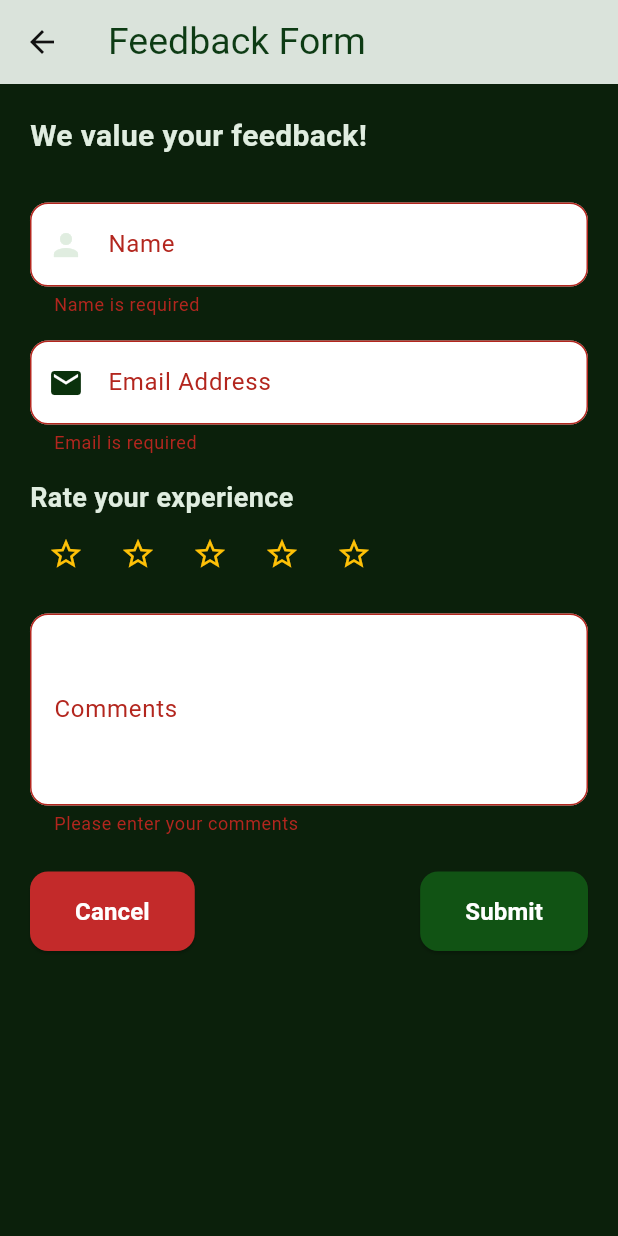
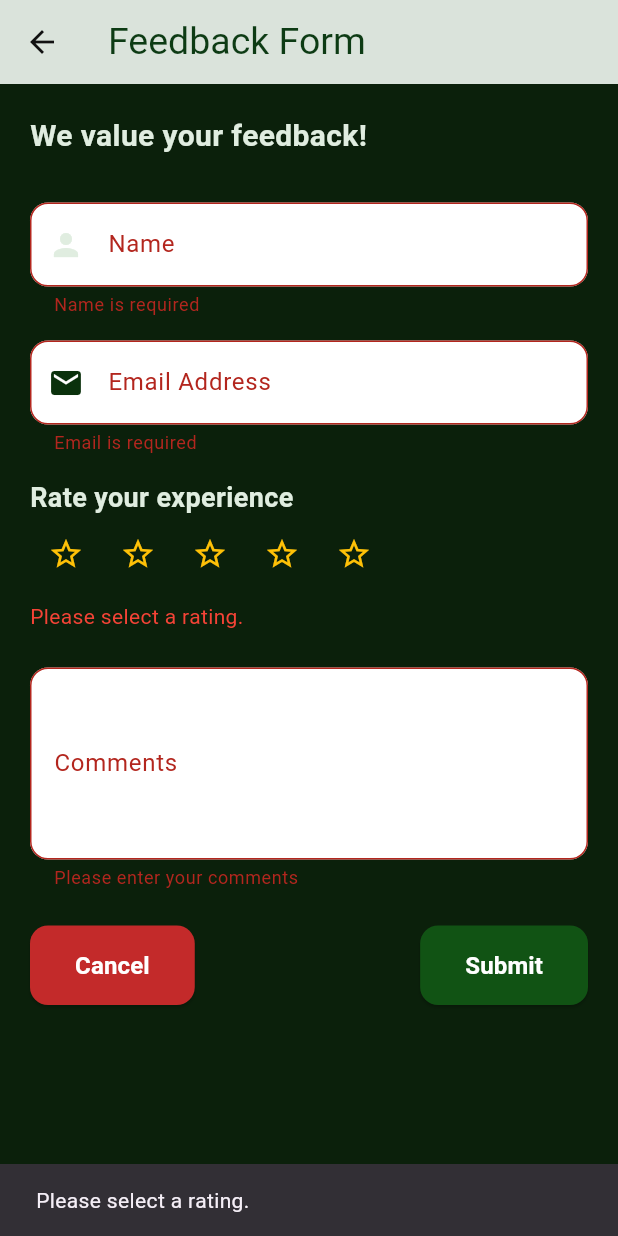
Before and after one commit to dinithiZ/Final-Group-Project, a Flutter app: the FeedbackScreen screen opened directly, after a tap on "Submit", on a phone screen of 412 x 824 dp. Run offline on Flutter 3.47's test engine with Material 3 defaults, Android fonts, the phone set to English and light mode, and no system bars; our stand-ins replace cloud_firestore, firebase_auth, firebase_core, firebase_messaging, flutter_local_notifications, image_picker and 1 more; accounts and stored records are empty.

Commit message:
changed feedback

```diff
--- a/lib/screens/feedback_screen.dart
+++ b/lib/screens/feedback_screen.dart
@@ -11,7 +11,7 @@ class _FeedbackScreenState extends State<FeedbackScreen> {
   String _name = '';
   String _email = '';
   String _comment = '';
-  int _rating = 0;
+  int _rating = 0; // Rating should be 1-5; 0 indicates no rating selected
 
   final FirebaseFirestore _firestore = FirebaseFirestore.instance;
 
@@ -86,7 +86,6 @@ class _FeedbackScreenState extends State<FeedbackScreen> {
                   if (value == null || value.isEmpty) {
                     return 'Email is required';
                   }
-                  // Regular expression for validating email format
                   final emailRegEx = RegExp(r'^[^@]+@[^@]+\.[^@]+');
                   if (!emailRegEx.hasMatch(value)) {
                     return 'Please enter a valid email address';
@@ -115,6 +114,14 @@ class _FeedbackScreenState extends State<FeedbackScreen> {
                   );
                 }),
               ),
+              if (_rating == 0) // Display error message if no rating selected
+                Padding(
+                  padding: const EdgeInsets.symmetric(vertical: 8.0),
+                  child: Text(
+                    'Please select a rating.',
+                    style: TextStyle(color: Colors.red, fontSize: 14),
+                  ),
+                ),
               SizedBox(height: 16),
               TextFormField(
                 decoration: InputDecoration(
@@ -190,7 +197,7 @@ class _FeedbackScreenState extends State<FeedbackScreen> {
   }
 
   void _submitForm() async {
-    if (_formKey.currentState!.validate()) {
+    if (_formKey.currentState!.validate() && _rating > 0) {
       _formKey.currentState!.save();
 
       try {
@@ -212,6 +219,11 @@ class _FeedbackScreenState extends State<FeedbackScreen> {
           SnackBar(content: Text('Error submitting feedback: $e')),
         );
       }
+    } else if (_rating == 0) {
+      setState(() {}); // Trigger the UI update to show the rating error message
+      ScaffoldMessenger.of(context).showSnackBar(
+        SnackBar(content: Text('Please select a rating.')),
+      );
     }
   }
 }
```
